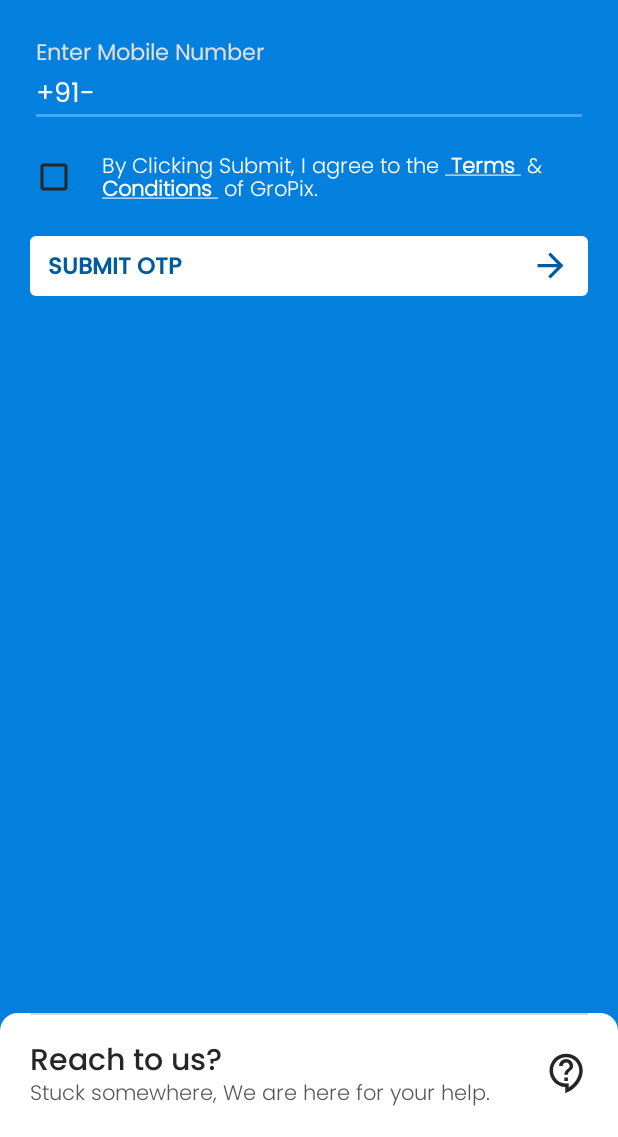
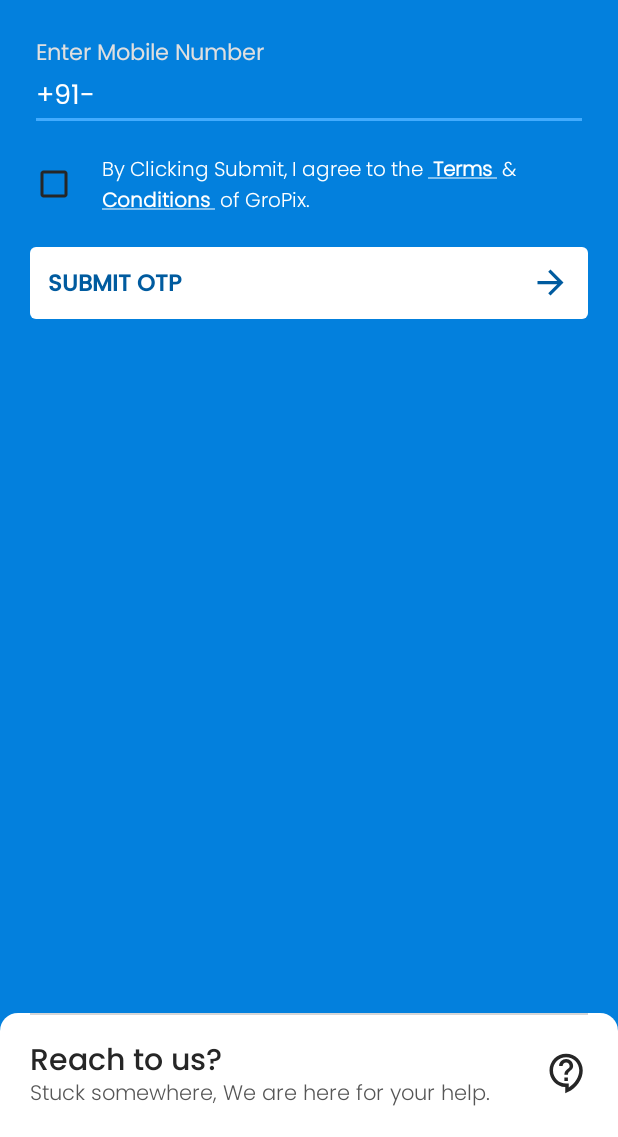
Before and after one commit to rayvalesh/Gropix-App, an Android app: the screen it shows after launch (AccessAccountActivity), on a phone screen of 412 x 824 dp, the part 99-1236 px from its top. Run offline under Robolectric (Android 15) with nearby library versions, the light colour scheme and no system bars; our stand-ins replace data binding; libraries missing offline, so code that uses them is left out: tk.jamun.ui, tk.jamun.volley; 4 statements that could not run were skipped.

Commit message:
(F01)-(J01)-(D01)-(v0.0.4)-(U01)

```diff
--- a/app/src/main/java/com/coagere/gropix/ui/activities/LauncherActivity.kt
+++ b/app/src/main/java/com/coagere/gropix/ui/activities/LauncherActivity.kt
@@ -2,6 +2,7 @@ package com.coagere.gropix.ui.activities
 
 import android.content.Context
 import android.content.Intent
+import android.graphics.Color
 import android.location.LocationManager
 import android.os.Bundle
 import android.os.Handler
@@ -11,18 +12,15 @@ import androidx.lifecycle.lifecycleScope
 import com.coagere.gropix.R
 import com.coagere.gropix.databinding.ActivityLauncherBinding
 import com.coagere.gropix.prefs.TempStorage
-import com.coagere.gropix.prefs.UserStorage
 import com.coagere.gropix.utils.MyApplication
 import com.tc.utils.elements.BaseActivity
 import com.tc.utils.utils.utility.CheckConnection
 import com.tc.utils.variables.interfaces.Constants
-import com.tc.utils.variables.interfaces.IntentInterface
 
 class LauncherActivity : BaseActivity() {
     private var handler: Handler = Handler()
     private var binding: ActivityLauncherBinding? = null
     private var runnableHome = Runnable { this.homeStart() }
-
     private var runnable: Runnable? = null
 
 
@@ -79,7 +77,6 @@ class LauncherActivity : BaseActivity() {
                     }
                 }
             }
-
         }
     }
 
--- a/app/src/main/java/com/coagere/gropix/ui/frags/OrderListFrag.kt
+++ b/app/src/main/java/com/coagere/gropix/ui/frags/OrderListFrag.kt
@@ -23,7 +23,6 @@ import com.tc.utils.variables.abstracts.OnEventOccurListener
 import com.tc.utils.variables.enums.ActionType
 import com.tc.utils.variables.interfaces.Constants
 import com.tc.utils.variables.interfaces.IntentInterface
-import tk.jamun.ui.snacks.L
 import tk.jamun.ui.snacks.MySnackBar
 
 /**
@@ -107,7 +106,7 @@ class OrderListFrag : BaseFragment() {
                 "122332",
                 "https://cdn.vox-cdn.com/thumbor/wvdW8UyL2dIAsXrfwNBy3xKIGe4=/1400x1400/filters:format(jpeg)/cdn.vox-cdn.com/uploads/chorus_asset/file/19744155/Amazon_Go_Grocery_3.jpg",
                 10,
-                1,
+                3,
                 200.0,
                 AddressModel("Delhi", "Delhi", "Hariyana", "India", "1100110")
             )
--- a/app/src/main/java/com/coagere/gropix/utils/DownloadImage.kt
+++ b/app/src/main/java/com/coagere/gropix/utils/DownloadImage.kt
@@ -67,7 +67,7 @@ object DownloadImage {
         view: View,
         url: String? = null,
         placeHolder: Drawable? = null,
-        roundRadius: Int = 12,
+        roundRadius: Int = 4,
         contentType: Int? = 1
     ) {
         if (!url.isNullOrEmpty())
@@ -78,7 +78,7 @@ object DownloadImage {
                     RoundedCornersTransformation(
                         view.context,
                         view,
-                        12,
+                        4,
                         0,
                         RoundedCornersTransformation.CornerType.ALL
                     )
--- a/app/src/main/res/layout/activity_access_account.xml
+++ b/app/src/main/res/layout/activity_access_account.xml
@@ -79,7 +79,7 @@
                     android:id="@+id/id_edit_number"
                     style="@style/EditTextStyle"
                     android:layout_width="match_parent"
-                    android:layout_height="wrap_content"
+                    android:layout_height="@dimen/dimen_edit_text_height_default"
                     android:hint="@string/string_edit_hint_login_number"
                     android:imeOptions="actionDone"
                     android:importantForAutofill="no"
@@ -125,9 +125,10 @@
                     android:layout_width="0dp"
                     android:layout_height="wrap_content"
                     android:layout_weight="1"
+                    android:lineSpacingExtra="2dp"
                     android:text="@string/string_label_agree_to_Terms"
                     android:textColor="@color/colorWhite"
-                    android:textSize="@dimen/dimen_common_text_size_sub" />
+                    android:textSize="@dimen/dimen_common_text_size_med" />
             </LinearLayout>
 
             <LinearLayout
@@ -228,7 +229,7 @@
             <LinearLayout
                 android:id="@+id/id_parent_button_submit"
                 android:layout_width="match_parent"
-                android:layout_height="@dimen/dimen_button_height_default"
+                android:layout_height="@dimen/dimen_edit_text_height_default"
                 android:layout_marginTop="@dimen/dimen_common_margin_very_very_large"
                 android:background="@drawable/button_background_positive_white"
                 android:clickable="true"
--- a/app/src/main/res/layout/activity_confirmation.xml
+++ b/app/src/main/res/layout/activity_confirmation.xml
@@ -44,11 +44,11 @@
                     android:layout_width="match_parent"
                     android:layout_height="@dimen/dimen_app_bar_height_small"
                     android:background="@android:color/transparent"
-                    android:theme="@style/AppBarWhite"
+                    android:theme="@style/AppBarTheme"
                     app:contentInsetStartWithNavigation="0dp"
                     app:popupTheme="@style/AppBarPop"
                     app:titleTextAppearance="@style/AppBarTextViewStyleWhite"
-                    app:titleTextColor="@color/colorWhite" />
+                    app:titleTextColor="@color/colorTextPrimary" />
 
 
             </com.google.android.material.appbar.CollapsingToolbarLayout>
--- /dev/null
+++ b/app/src/main/res/values-v21/styles.xml
@@ -0,0 +1,40 @@
+<?xml version="1.0" encoding="utf-8"?>
+<resources>
+
+    <style name="AppTheme" parent="AppTheme.Base">
+        <item name="actionMenuTextColor">@android:color/white</item>
+        <item name="android:statusBarColor">@color/colorPrimary</item>
+        <item name="android:colorControlHighlight">@color/colorRippleEffect</item>
+        <item name="android:windowDrawsSystemBarBackgrounds">true</item>
+        <item name="android:windowContentTransitions">true</item>
+        <item name="android:windowBackground">@android:color/white</item>
+        <item name="android:windowActivityTransitions">true</item>
+        <item name="android:windowAllowEnterTransitionOverlap">true</item>
+        <item name="android:windowAllowReturnTransitionOverlap">true</item>
+    </style>
+
+    <style name="AppThemePrimary" parent="AppThemePrimary.Base">
+        <item name="actionMenuTextColor">@android:color/white</item>
+        <item name="android:statusBarColor">@color/colorWhite</item>
+        <item name="android:colorControlHighlight">@color/colorRippleEffect</item>
+        <item name="android:windowDrawsSystemBarBackgrounds">true</item>
+        <item name="android:windowContentTransitions">true</item>
+        <item name="android:windowBackground">@android:color/white</item>
+        <item name="android:windowActivityTransitions">true</item>
+        <item name="android:windowAllowEnterTransitionOverlap">true</item>
+        <item name="android:windowAllowReturnTransitionOverlap">true</item>
+    </style>
+
+    <style name="AppThemeWhite" parent="AppThemeWhite.Base">
+        <item name="actionMenuTextColor">@color/colorWhite</item>
+        <item name="android:statusBarColor">@color/colorBlack</item>
+        <item name="android:colorControlHighlight">@color/colorRippleEffect</item>
+        <item name="android:windowDrawsSystemBarBackgrounds">true</item>
+        <item name="android:windowContentTransitions">true</item>
+        <item name="android:windowBackground">@android:color/white</item>
+        <item name="android:windowActivityTransitions">true</item>
+        <item name="android:windowAllowEnterTransitionOverlap">true</item>
+        <item name="android:windowAllowReturnTransitionOverlap">true</item>
+    </style>
+
+</resources>
--- a/app/src/main/res/values/styles.xml
+++ b/app/src/main/res/values/styles.xml
@@ -1,4 +1,4 @@
-<resources>
+<resources xmlns:tools="http://schemas.android.com/tools">
 
     <style name="AppTheme" parent="AppTheme.Base" />
     <!-- Base application theme. -->
@@ -17,42 +17,40 @@
         <item name="editTextStyle">@style/EditTextStyle</item>
         <item name="buttonStyle">@style/ButtonTextStyle</item>
     </style>
-
-    <style name="AppThemePrimary" parent="AppThemePrimary.Base" />
+    <style name="AppThemePrimary" parent="AppTheme.Base" />
     <!-- Base application theme. -->
     <style name="AppThemePrimary.Base" parent="Theme.AppCompat.Light.NoActionBar">
         <!-- Customize your theme here. -->
         <item name="colorPrimary">@color/colorPrimary</item>
         <item name="colorPrimaryDark">@color/colorPrimaryDark</item>
-        <item name="colorAccent">@color/colorWhite</item>
-        <item name="android:windowBackground">@android:color/white</item>
-        <item name="android:textColorPrimary">@color/colorWhite</item>
-        <item name="android:textColorSecondary">@color/colorWhite</item>
-        <item name="android:textViewStyle">@style/TextViewStyle</item>
-        <item name="checkboxStyle">@style/CheckBoxStyle</item>
-        <item name="editTextStyle">@style/EditTextStyle</item>
-        <item name="buttonStyle">@style/ButtonTextStyle</item>
-    </style>
-
-    <style name="AppThemeWhite" parent="AppThemeWhite.Base" />
-    <!-- Base application theme. -->
-    <style name="AppThemeWhite.Base" parent="Theme.AppCompat.Light.NoActionBar">
-        <item name="colorPrimary">@color/colorWhite</item>
-        <item name="colorPrimaryDark">@color/colorWhite</item>
         <item name="colorAccent">@color/colorAccent</item>
         <item name="android:windowBackground">@android:color/white</item>
         <item name="android:textColorPrimary">@color/colorTextPrimary</item>
         <item name="android:textColorSecondary">@color/colorTextPrimary</item>
         <item name="android:textColor">@color/colorTextPrimary</item>
-        <item name="actionMenuTextColor">@color/colorTextPrimary</item>
-        <item name="colorControlActivated">@color/colorTextPrimary</item>
         <item name="android:textViewStyle">@style/TextViewStyle</item>
         <item name="checkboxStyle">@style/CheckBoxStyle</item>
         <item name="radioButtonStyle">@style/RadioTextStyle</item>
         <item name="editTextStyle">@style/EditTextStyle</item>
         <item name="buttonStyle">@style/ButtonTextStyle</item>
     </style>
-
+    <style name="AppThemeWhite" parent="AppTheme.Base" />
+    <!-- Base application theme. -->
+    <style name="AppThemeWhite.Base" parent="Theme.AppCompat.Light.NoActionBar">
+        <!-- Customize your theme here. -->
+        <item name="colorPrimary">@color/colorPrimary</item>
+        <item name="colorPrimaryDark">@color/colorPrimaryDark</item>
+        <item name="colorAccent">@color/colorAccent</item>
+        <item name="android:windowBackground">@android:color/white</item>
+        <item name="android:textColorPrimary">@color/colorTextPrimary</item>
+        <item name="android:textColorSecondary">@color/colorTextPrimary</item>
+        <item name="android:textColor">@color/colorTextPrimary</item>
+        <item name="android:textViewStyle">@style/TextViewStyle</item>
+        <item name="checkboxStyle">@style/CheckBoxStyle</item>
+        <item name="radioButtonStyle">@style/RadioTextStyle</item>
+        <item name="editTextStyle">@style/EditTextStyle</item>
+        <item name="buttonStyle">@style/ButtonTextStyle</item>
+    </style>
     <style name="BottomSheetDialogTheme" parent="Theme.Design.Light.BottomSheetDialog">
         <item name="bottomSheetStyle">@style/BottomSheetStyle</item>
     </style>
@@ -67,13 +65,13 @@
         <item name="android:textColor">@color/colorWhiteAlpha</item>
     </style>
 
-    <style name="AppBarTextViewStyleWhite" parent="android:Widget.TextView">
-        <item name="android:fontFamily">@font/poppins_medium</item>
-        <item name="android:textSize">21sp</item>
-        <item name="android:layout_marginLeft">-16dp</item>
-        <item name="android:layout_marginStart">-16dp</item>
-        <item name="android:textColor">@color/colorTextPrimary</item>
-    </style>
+    <!--    <style name="AppBarTextViewStyleWhite" parent="android:Widget.TextView">-->
+    <!--        <item name="android:fontFamily">@font/poppins_medium</item>-->
+    <!--        <item name="android:textSize">21sp</item>-->
+    <!--        <item name="android:layout_marginLeft">-16dp</item>-->
+    <!--        <item name="android:layout_marginStart">-16dp</item>-->
+    <!--        <item name="android:textColor">@color/colorTextPrimary</item>-->
+    <!--    </style>-->
 
     <style name="AppBarExpandedTextViewStyleWhite" parent="android:Widget.TextView">
         <item name="android:fontFamily">@font/poppins_medium</item>
--- a/utils/src/main/res/values/colors.xml
+++ b/utils/src/main/res/values/colors.xml
@@ -47,7 +47,7 @@
     <color name="colorEditTextTitle">#404040</color>
     <color name="colorEditTextText">#1a1a1a</color>
 
-    <color name="colorTabSelected">@color/colorPrimaryDark</color>
+    <color name="colorTabSelected">@color/colorPrimary</color>
 
     <color name="colorStyleOne">#0077ff</color>
     <color name="colorStyleTwo">#d6006e</color>
--- a/utils/src/main/res/values/dimens.xml
+++ b/utils/src/main/res/values/dimens.xml
@@ -24,7 +24,7 @@
 
 
     <!--edit text-->
-    <dimen name="dimen_edit_text_height_default">50dp</dimen>
+    <dimen name="dimen_edit_text_height_default">48dp</dimen>
     <dimen name="dimen_edit_text_height_small">36dp</dimen>
     <dimen name="dimen_edit_text_title_margin_top">11dp</dimen>
     <dimen name="dimen_edit_text_size">16sp</dimen>
```
Also changed, not shown: app/src/main/AndroidManifest.xml (+11 -3 lines), app/src/main/java/com/coagere/gropix/jetpack/bindings/BindingAdapters.kt (+34 -0 lines), app/src/main/java/com/coagere/gropix/ui/activities/MainActivity.kt (+11 -3 lines), app/src/main/java/com/coagere/gropix/utils/UtilityClass.kt (+11 -1 lines), app/src/main/res/layout/activity_explore_order.xml (+11 -10 lines), app/src/main/res/layout/activity_main.xml (+4 -3 lines), app/src/main/res/layout/adapter_orders_cancelled.xml (+6 -5 lines), app/src/main/res/layout/adapter_orders_pending.xml (+17 -17 lines), utils/src/main/res/layout/library_dialog_view.xml (+5 -5 lines).
